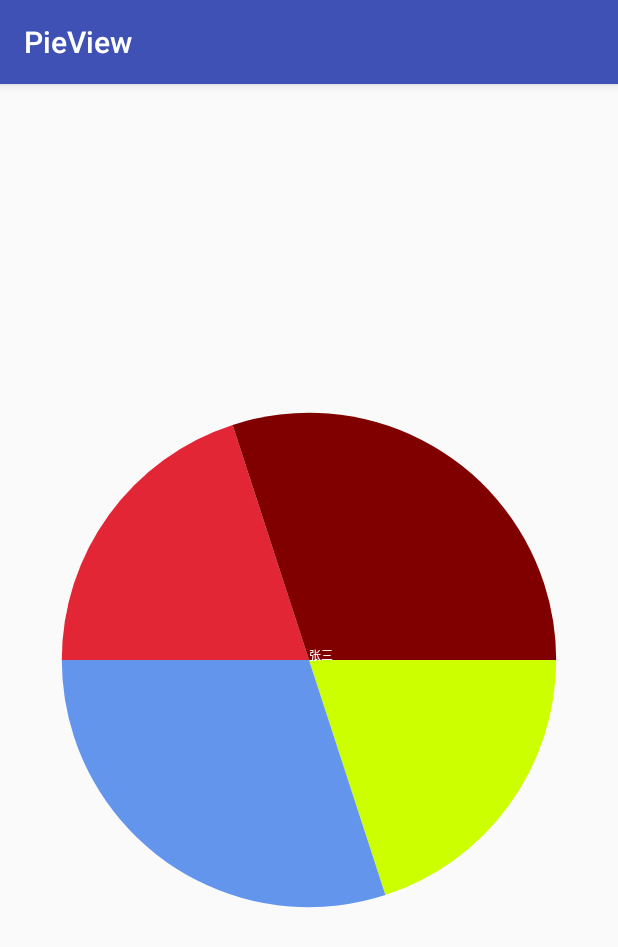
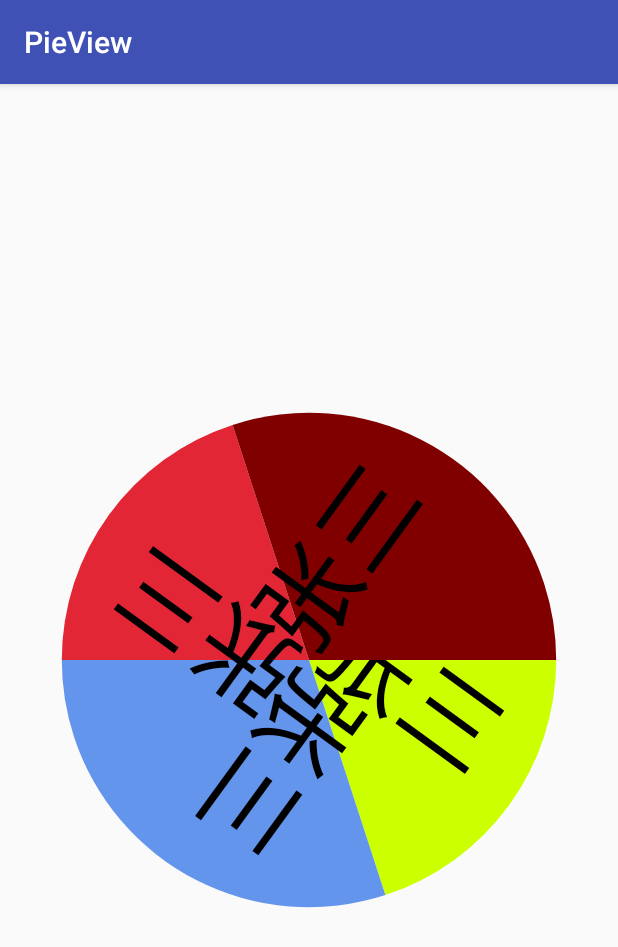
Before and after one commit to admin-lux/PieView, an Android app: the screen it shows after launch (MainActivity), on a phone screen of 412 x 824 dp. Shown: the top 947 px of the screen. Run offline under Robolectric (Android 15) with nearby library versions, the phone set to English and light mode, and no system bars.

Commit message:
绘制字体

```diff
--- a/app/src/main/java/com/rick/pieview/PieView.java
+++ b/app/src/main/java/com/rick/pieview/PieView.java
@@ -73,17 +73,20 @@ public class PieView extends View {
             PieData pie = mData.get(i);
             mPaint.setColor(pie.getColor());
             canvas.drawArc(rectF, currentStartAngle, pie.getAngle(), true, mPaint);
-            currentStartAngle += pie.getAngle();
 
             canvas.save();
-            canvas.translate(-mWidth / 2, -mHeight / 2);
+            canvas.rotate(currentStartAngle + (pie.getAngle() / 2));
+//            canvas.translate(mWidth / 8, mHeight / 8);
 //            RectF colorRect = new RectF(mCurrentPoint.x, mCurrentPoint.y, mCurrentPoint.x + mColorRectSideLength, mCurrentPoint.y + mColorRectSideLength);
 //            Path path = new Path();
 //            path.addRect(colorRect, Path.Direction.CCW);
-            mPaint.setColor(Color.WHITE);
+            mPaint.setColor(Color.BLACK);
 //            canvas.drawTextOnPath(pie.getName(), path, 0, 0, mPaint);
-            canvas.drawText(pie.getName(), mWidth / 2, mHeight / 2, mPaint);
+            mPaint.setTextSize(100);
+            canvas.drawText(pie.getName(), 0, 0, mPaint);
             canvas.restore();
+
+            currentStartAngle += pie.getAngle();
         }
 
     }
```
